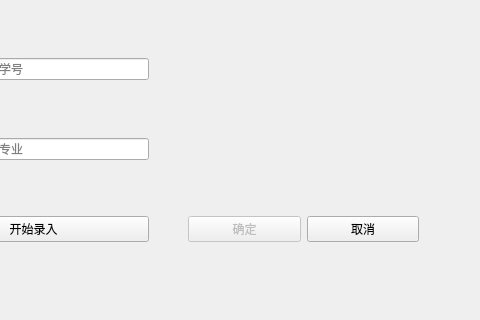
Before: the Qt Designer form CDSignInSystem/getdata.ui in ClearDewy/CDSignInSystem, drawn with Qt 5; both pictures show x 152 to 632 and y 81 to 401 of the 632 by 401 pixel window.
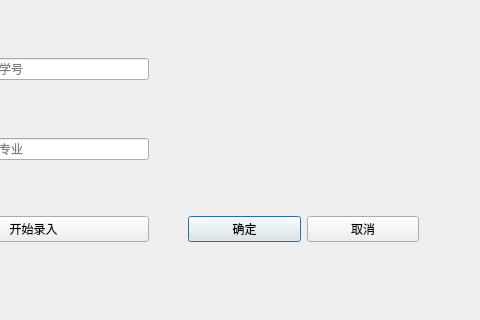
After: the same form once the commit is applied. Icons and pictures are not drawn.

What changed in the file:
```diff
--- a/CDSignInSystem/getdata.ui
+++ b/CDSignInSystem/getdata.ui
@@ -42,7 +42,7 @@
     <item>
      <widget class="QPushButton" name="sureButton">
       <property name="enabled">
-       <bool>false</bool>
+       <bool>true</bool>
       </property>
       <property name="text">
        <string>确定</string>
```
